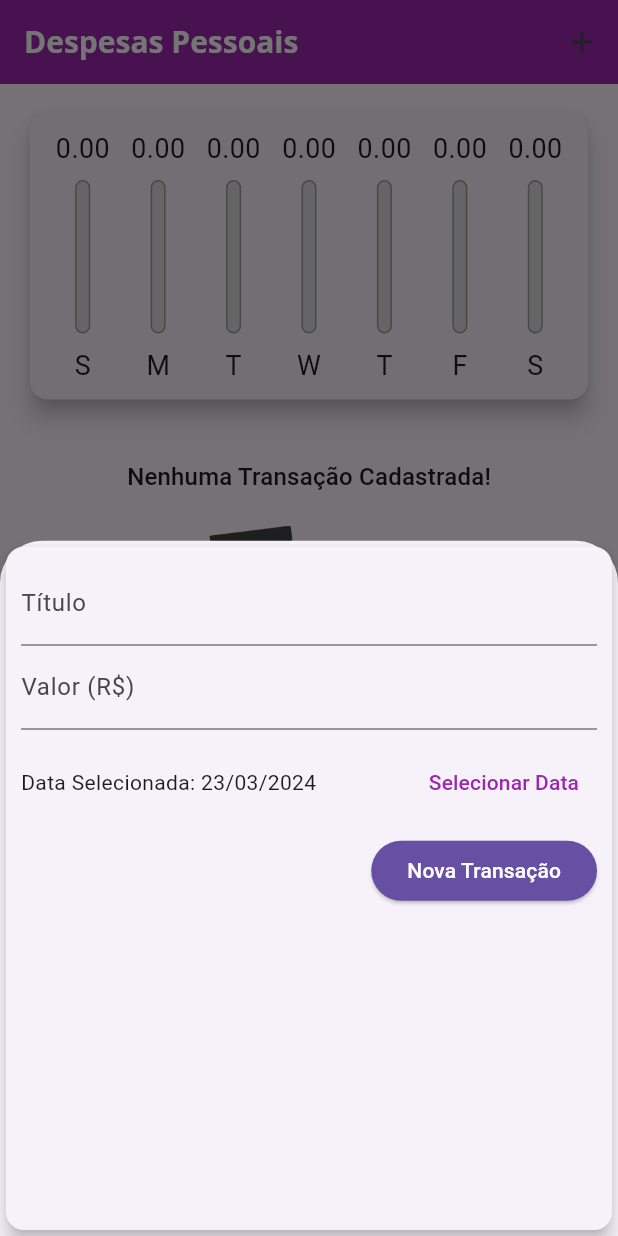
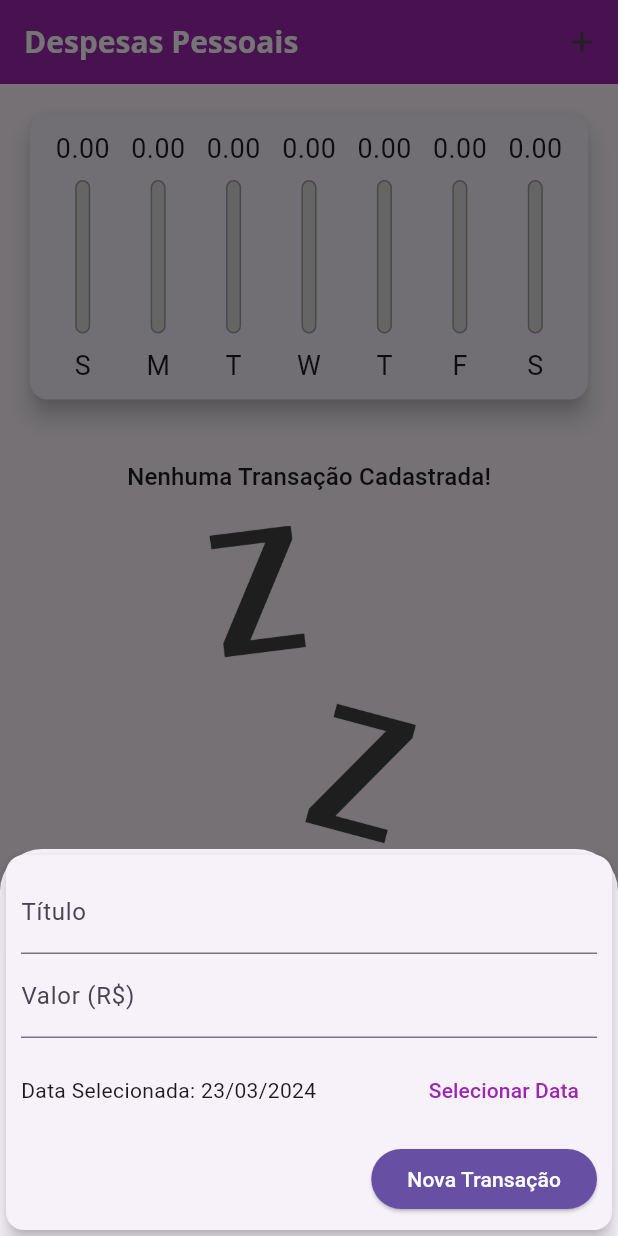
Before and after one commit to GuilhermeSaravy/expenses_flutter, a Flutter app: the screen it shows after launch, after a tap on the "add" icon, on a phone screen of 412 x 824 dp. Run offline on Flutter 3.47's test engine with Material 3 defaults, Android fonts, the phone set to English and light mode, and no system bars; missing offline and left inert: dart:ffi.

Commit message:
Melhorando responsividade e adaptando app para utilizar padroes do IOS

```diff
--- a/lib/components/transaction_form.dart
+++ b/lib/components/transaction_form.dart
@@ -44,10 +44,15 @@ class _TransactionFormState extends State<TransactionForm> {
 
   @override
   Widget build(BuildContext context) {
-    return Card(
+    return SingleChildScrollView(
+      child: Card(
         elevation: 5,
         child: Padding(
-        padding: const EdgeInsets.all(10),
+          padding: EdgeInsets.only(
+              top: 10,
+              right: 10,
+              left: 10,
+              bottom: 10 + MediaQuery.of(context).viewInsets.bottom),
           child: Column(
             children: [
               TextField(
@@ -92,6 +97,7 @@ class _TransactionFormState extends State<TransactionForm> {
             ],
           ),
         ),
+      ),
     );
   }
 }
--- a/lib/components/transaction_list.dart
+++ b/lib/components/transaction_list.dart
@@ -49,11 +49,21 @@ class TransactionList extends StatelessWidget {
                     style: Theme.of(context).textTheme.titleMedium,
                   ),
                   subtitle: Text(DateFormat('d MMM y').format(tr.date)),
-                  trailing: IconButton(
-                    icon: Icon(Icons.delete),
-                    color: Theme.of(context).colorScheme.error,
-                    onPressed: () => onRemove(tr.id),
-                  ),
+                  trailing: MediaQuery.of(context).size.width > 480
+                      ? TextButton.icon(
+                          onPressed: () => onRemove(tr.id),
+                          icon: Icon(Icons.delete),
+                          style: ButtonStyle(
+                            foregroundColor: MaterialStateProperty.all<Color>(
+                                Theme.of(context).errorColor),
+                          ),
+                          label: Text('Excluir'),
+                        )
+                      : IconButton(
+                          icon: Icon(Icons.delete),
+                          color: Theme.of(context).colorScheme.error,
+                          onPressed: () => onRemove(tr.id),
+                        ),
                 ),
               );
             });
--- a/lib/main.dart
+++ b/lib/main.dart
@@ -1,6 +1,8 @@
+import 'dart:io';
 import 'dart:math';
 
 import 'package:expenses/components/chart.dart';
+import 'package:flutter/cupertino.dart';
 
 import './components/transaction_form.dart';
 import './components/transaction_list.dart';
@@ -84,42 +86,52 @@ class _MyHomePageState extends State<MyHomePage> {
     );
   }
 
+  Widget _getIconButton(IconData icon, Function() fn) {
+    return Platform.isIOS
+        ? GestureDetector(
+            onTap: fn,
+            child: Icon(icon),
+          )
+        : IconButton(
+            icon: Icon(icon),
+            onPressed: fn,
+          );
+  }
+
   @override
   Widget build(BuildContext context) {
-    bool isLandscape =
-        MediaQuery.of(context).orientation == Orientation.landscape;
-
+    final mediaQuery = MediaQuery.of(context);
+    bool isLandscape = mediaQuery.orientation == Orientation.landscape;
+    final actions = <Widget>[
+      if (isLandscape)
+        _getIconButton(
+          _showChart ? Icons.list : Icons.pie_chart,
+          () {
+            setState(() {
+              _showChart = !_showChart;
+            });
+          },
+        ),
+      _getIconButton(
+        Platform.isIOS ? CupertinoIcons.add : Icons.add,
+        () => _openTransactionFormModal(context),
+      ),
+    ];
     final appBar = AppBar(
       title: Text(
         'Despesas Pessoais',
         style:
             TextStyle(fontSize: 20 * MediaQuery.textScalerOf(context).scale(1)),
       ),
-      actions: <Widget>[
-        if (isLandscape)
-          IconButton(
-            icon: Icon(_showChart ? Icons.list : Icons.pie_chart),
-            onPressed: () {
-              setState(() {
-                _showChart = !_showChart;
-              });
-            },
-          ),
-        IconButton(
-          icon: const Icon(Icons.add),
-          onPressed: () => _openTransactionFormModal(context),
-        ),
-      ],
+      actions: actions,
       backgroundColor: Theme.of(context).colorScheme.primary,
     );
 
-    final availibleHeight = MediaQuery.of(context).size.height -
+    final availibleHeight = mediaQuery.size.height -
         appBar.preferredSize.height -
-        MediaQuery.of(context).padding.top;
+        mediaQuery.padding.top;
 
-    return Scaffold(
-      appBar: appBar,
-      body: SingleChildScrollView(
+    final bodyPage = SingleChildScrollView(
       child: Column(
         crossAxisAlignment: CrossAxisAlignment.stretch,
         children: <Widget>[
@@ -128,7 +140,7 @@ class _MyHomePageState extends State<MyHomePage> {
               mainAxisAlignment: MainAxisAlignment.center,
               children: [
                 Text('Exibir Gráfico'),
-                  Switch(
+                Switch.adaptive(
                     value: _showChart,
                     onChanged: (value) {
                       setState(() {
@@ -143,16 +155,33 @@ class _MyHomePageState extends State<MyHomePage> {
                 child: Chart(_recentTransactions)),
           if (!_showChart || !isLandscape)
             Container(
-                  height: availibleHeight * 0.70,
+                height: availibleHeight * (isLandscape ? 1 : 0.7),
                 child: TransactionList(_transactions, _removeTransaction)),
         ],
       ),
+    );
+
+    return Platform.isIOS
+        ? CupertinoPageScaffold(
+            navigationBar: CupertinoNavigationBar(
+              middle: Text('Despesas Pessoais'),
+              trailing: Row(
+                mainAxisSize: MainAxisSize.min,
+                children: actions,
               ),
-      floatingActionButton: FloatingActionButton(
+            ),
+            child: bodyPage)
+        : Scaffold(
+            appBar: appBar,
+            body: bodyPage,
+            floatingActionButton: Platform.isIOS
+                ? Container()
+                : FloatingActionButton(
                     child: const Icon(Icons.add),
                     onPressed: () => _openTransactionFormModal(context),
                   ),
-      floatingActionButtonLocation: FloatingActionButtonLocation.centerFloat,
+            floatingActionButtonLocation:
+                FloatingActionButtonLocation.centerFloat,
           );
   }
 }
```
Lines whose indentation alone changed are shown as unchanged.
